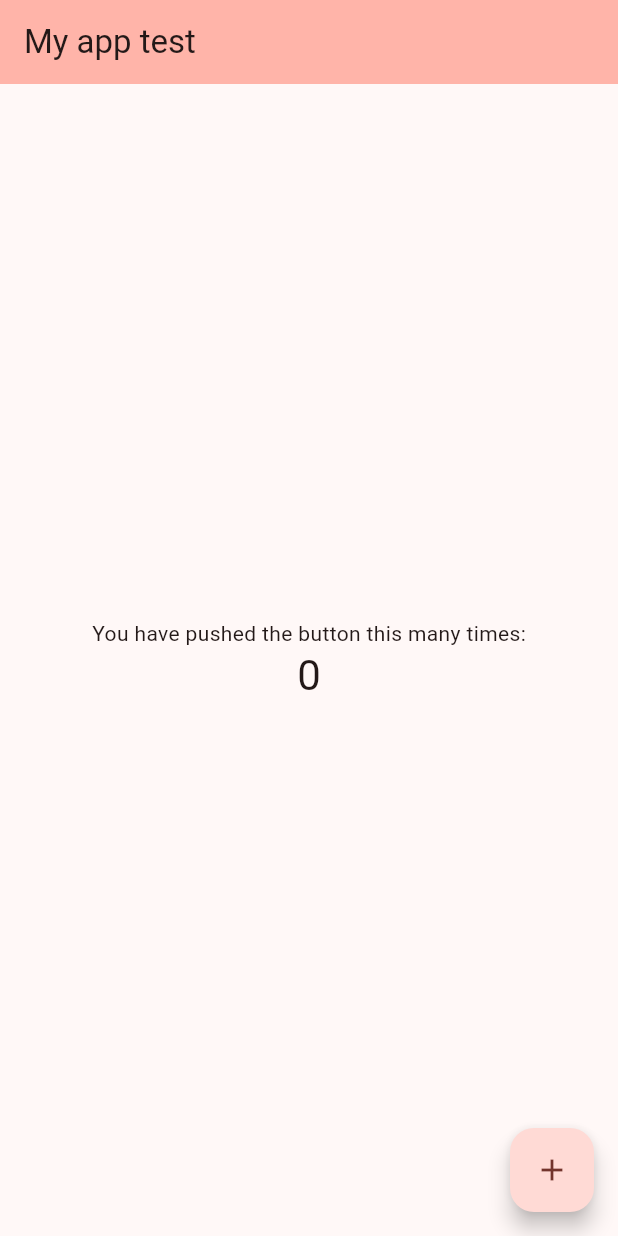
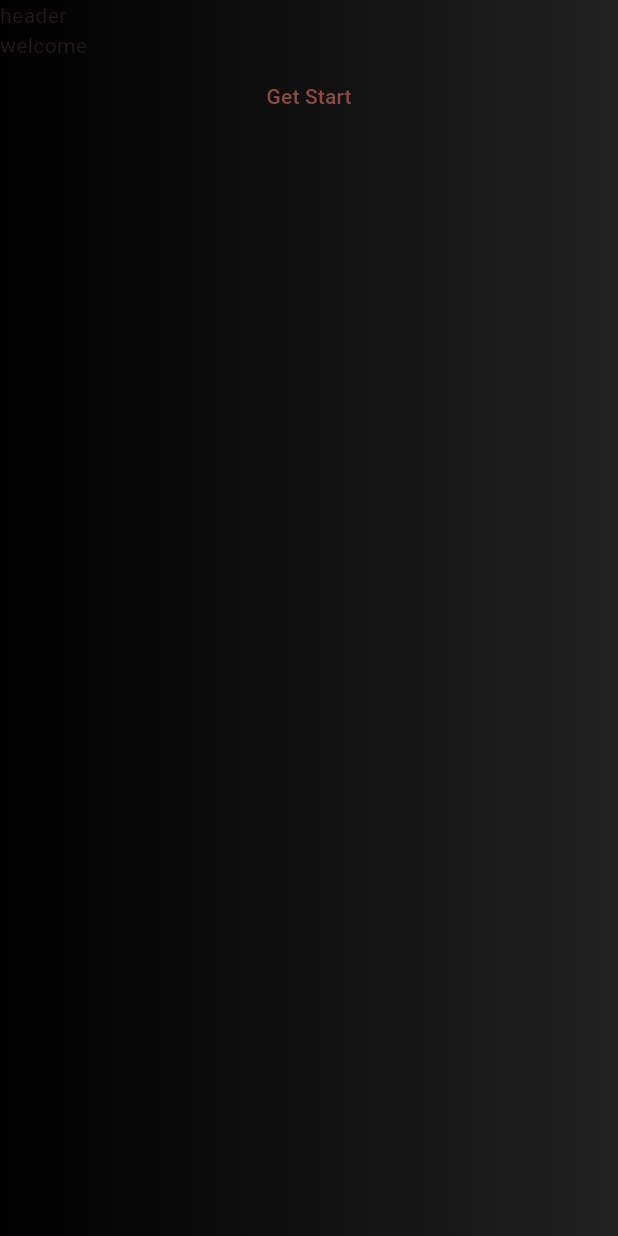
Before and after one commit to jarangit/flutter-learn-5D, a Flutter app: the screen it shows after launch, on a phone screen of 412 x 824 dp. Run offline on Flutter 3.47's test engine with Material 2 defaults, Android fonts, the phone set to English and light mode, and no system bars.

Commit message:
feat: create welcome page

```diff
--- a/lib/main.dart
+++ b/lib/main.dart
@@ -1,4 +1,6 @@
 import 'package:flutter/material.dart';
+import 'package:flutter_application_1/screens/home-screen.dart';
+import 'package:flutter_application_1/screens/welcome-screen.dart';
 
 void main() {
   runApp(const MyApp());
@@ -13,113 +15,10 @@ class MyApp extends StatelessWidget {
     return MaterialApp(
       title: 'Flutter Demo test',
       theme: ThemeData(
-        // This is the theme of your application.
-        //
-        // TRY THIS: Try running your application with "flutter run". You'll see
-        // the application has a blue toolbar. Then, without quitting the app,
-        // try changing the seedColor in the colorScheme below to Colors.green
-        // and then invoke "hot reload" (save your changes or press the "hot
-        // reload" button in a Flutter-supported IDE, or press "r" if you used
-        // the command line to start the app).
-        //
-        // Notice that the counter didn't reset back to zero; the application
-        // state is not lost during the reload. To reset the state, use hot
-        // restart instead.
-        //
-        // This works for code too, not just values: Most code changes can be
-        // tested with just a hot reload.
         colorScheme: ColorScheme.fromSeed(seedColor: Colors.red),
         useMaterial3: true,
       ),
-      home: const MyHomePage(title: 'My app test'),
+      home: Welcome(),
     );
   }
 }
-
-class MyHomePage extends StatefulWidget {
-  const MyHomePage({super.key, required this.title});
-
-  // This widget is the home page of your application. It is stateful, meaning
-  // that it has a State object (defined below) that contains fields that affect
-  // how it looks.
-
-  // This class is the configuration for the state. It holds the values (in this
-  // case the title) provided by the parent (in this case the App widget) and
-  // used by the build method of the State. Fields in a Widget subclass are
-  // always marked "final".
-
-  final String title;
-
-  @override
-  State<MyHomePage> createState() => _MyHomePageState();
-}
-
-class _MyHomePageState extends State<MyHomePage> {
-  int _counter = 0;
-
-  void _incrementCounter() {
-    setState(() {
-      // This call to setState tells the Flutter framework that something has
-      // changed in this State, which causes it to rerun the build method below
-      // so that the display can reflect the updated values. If we changed
-      // _counter without calling setState(), then the build method would not be
-      // called again, and so nothing would appear to happen.
-      _counter++;
-    });
-  }
-
-  @override
-  Widget build(BuildContext context) {
-    // This method is rerun every time setState is called, for instance as done
-    // by the _incrementCounter method above.
-    //
-    // The Flutter framework has been optimized to make rerunning build methods
-    // fast, so that you can just rebuild anything that needs updating rather
-    // than having to individually change instances of widgets.
-    return Scaffold(
-      appBar: AppBar(
-        // TRY THIS: Try changing the color here to a specific color (to
-        // Colors.amber, perhaps?) and trigger a hot reload to see the AppBar
-        // change color while the other colors stay the same.
-        backgroundColor: Theme.of(context).colorScheme.inversePrimary,
-        // Here we take the value from the MyHomePage object that was created by
-        // the App.build method, and use it to set our appbar title.
-        title: Text(widget.title),
-      ),
-      body: Center(
-        // Center is a layout widget. It takes a single child and positions it
-        // in the middle of the parent.
-        child: Column(
-          // Column is also a layout widget. It takes a list of children and
-          // arranges them vertically. By default, it sizes itself to fit its
-          // children horizontally, and tries to be as tall as its parent.
-          //
-          // Column has various properties to control how it sizes itself and
-          // how it positions its children. Here we use mainAxisAlignment to
-          // center the children vertically; the main axis here is the vertical
-          // axis because Columns are vertical (the cross axis would be
-          // horizontal).
-          //
-          // TRY THIS: Invoke "debug painting" (choose the "Toggle Debug Paint"
-          // action in the IDE, or press "p" in the console), to see the
-          // wireframe for each widget.
-          mainAxisAlignment: MainAxisAlignment.center,
-          children: <Widget>[
-            const Text(
-              'You have pushed the button this many times:',
-            ),
-            Text(
-              '$_counter',
-              style: Theme.of(context).textTheme.headlineMedium,
-            ),
-          ],
-        ),
-      ),
-      floatingActionButton: FloatingActionButton(
-        onPressed: _incrementCounter,
-        tooltip: 'Increment',
-        child: const Icon(Icons.add),
-      ), // This trailing comma makes auto-formatting nicer for build methods.
-    );
-  }
-}
--- /dev/null
+++ b/lib/screens/welcome-screen.dart
@@ -0,0 +1,48 @@
+import 'package:flutter/material.dart';
+
+class Welcome extends StatefulWidget {
+  const Welcome({super.key});
+
+  @override
+  State<Welcome> createState() => _WelcomeState();
+}
+
+class _WelcomeState extends State<Welcome> {
+  @override
+  Widget build(BuildContext context) {
+    return Scaffold(
+      body: Container(
+        width: double.infinity,
+        decoration: BoxDecoration(
+            gradient: LinearGradient(colors: [Colors.black, Colors.black87])),
+        child: Column(
+          children: [_textHeader(), _textWelcome(), _buttonStart()],
+        ),
+      ),
+    );
+  }
+
+  //header widget
+  Widget _textHeader() {
+    return Row(
+      children: [Text("header")],
+    );
+  }
+
+  //welcome widget
+  Widget _textWelcome() {
+    return Row(
+      children: [Text("welcome")],
+    );
+  }
+
+  //button widget
+  Widget _buttonStart() {
+    return SizedBox(
+      child: TextButton(
+        onPressed: () => print("welcome"),
+        child: Text("Get Start"),
+      ),
+    );
+  }
+}
```
Also changed, not shown: lib/screens/home-screen.dart (added, +47 -0 lines).
